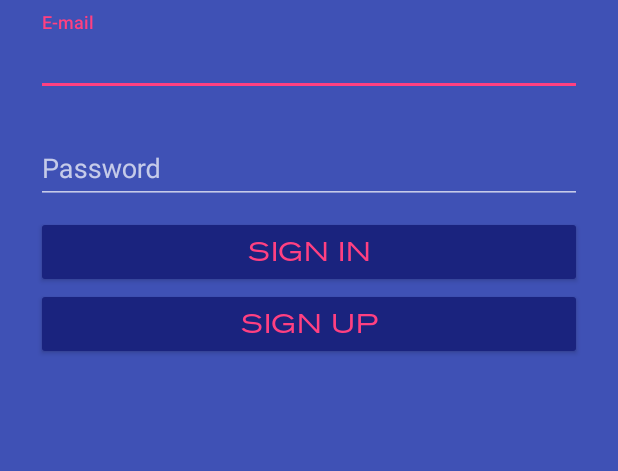
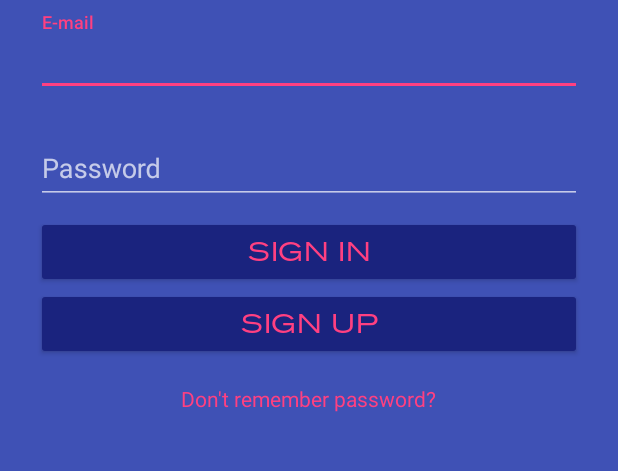
Before and after one commit to EnterSnowman/VoteMe, an Android app: the screen it shows after launch (LoginRegistrationActivity), on a phone screen of 412 x 824 dp, the part 324-795 px from its top. Run offline under Robolectric (Android 15) with nearby library versions, the phone set to English and light mode, and no system bars; our stand-ins replace Firebase (no records; nobody signed in at launch, a user with empty details on screens opened directly).

Commit message:
Added password restoration

```diff
--- a/app/src/main/java/com/example/android/voteme/loginregistration/LoginRegistrationContract.kt
+++ b/app/src/main/java/com/example/android/voteme/loginregistration/LoginRegistrationContract.kt
@@ -24,5 +24,7 @@ interface LoginRegistrationContract {
         fun signUp(email: String,password : String)
 
         fun autoLogin()
+
+        fun sendRestorePasswordEmail(email:String)
     }
 }
--- a/app/src/main/res/layout/fragment_login_registration.xml
+++ b/app/src/main/res/layout/fragment_login_registration.xml
@@ -68,5 +68,11 @@
         android:fontFamily="@font/akzidenz_f"
         android:text="@string/registration"
         android:textSize="18sp" />
+    <TextView
+        android:layout_width="wrap_content"
+        android:layout_height="wrap_content"
+        android:id="@+id/forget_password"
+        android:layout_marginTop="16dp"
+        android:text="@string/dont_remember_password"/>
 
 </LinearLayout>
--- a/app/src/main/res/values/strings.xml
+++ b/app/src/main/res/values/strings.xml
@@ -45,4 +45,7 @@
     <string name="vote_creating_condition">Verify your e-mail to create new vote</string>
     <string name="empty_all_votes">Create new vote or join to existed</string>
     <string name="empty_my_votes">Create new vote</string>
+    <string name="dont_remember_password">Don\'t remember password?</string>
+    <string name="restore_password">Restore password</string>
+    <string name="restore_password_msg">Input your account e-mail address, where resoration letter will be sended</string>
 </resources>
--- a/build.gradle
+++ b/build.gradle
@@ -7,7 +7,7 @@ buildscript {
         jcenter()
     }
     dependencies {
-        classpath 'com.android.tools.build:gradle:3.0.0-beta4'
+        classpath 'com.android.tools.build:gradle:3.0.0-beta5'
         classpath "org.jetbrains.kotlin:kotlin-gradle-plugin:$kotlin_version"
 
         // NOTE: Do not place your application dependencies here; they belong
```
Also changed, not shown: app/src/main/java/com/example/android/voteme/data/VotesRepository.kt (+16 -0 lines), app/src/main/java/com/example/android/voteme/loginregistration/LoginRegistrationFragment.kt (+28 -0 lines), app/src/main/java/com/example/android/voteme/loginregistration/LoginRegistrationPresenter.kt (+9 -0 lines), app/src/main/res/layout/input_email_form.xml (added, +11 -0 lines).
